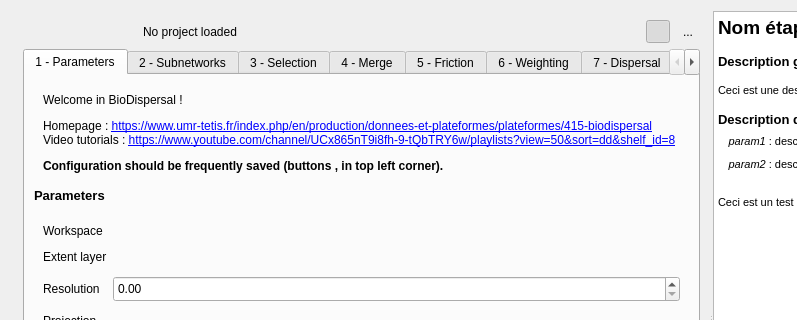
MathieuChailloux/BioDispersal, file BioDispersal_dialog_base.ui: the form before one commit; both pictures show x 0 to 797 and y 0 to 320 of the 933 by 722 pixel window.
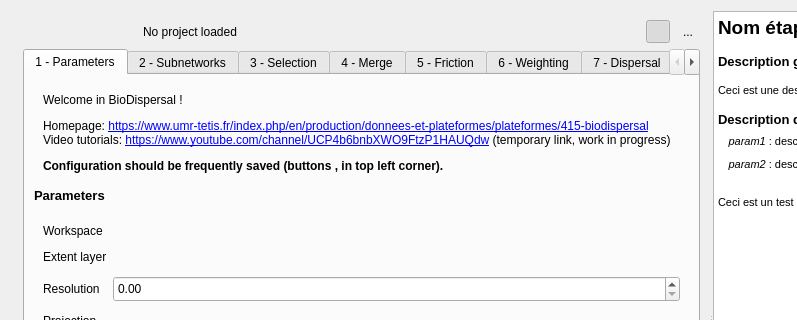
The form after the commit. Icons and pictures are not drawn. Custom widgets are drawn as their Qt base class.

Commit message: Video turorials link update

Diff of the .ui file:
```diff
--- a/BioDispersal_dialog_base.ui
+++ b/BioDispersal_dialog_base.ui
@@ -300,7 +300,7 @@
                      </sizepolicy>
                     </property>
                     <property name="text">
-                     <string>&lt;html&gt;&lt;head/&gt;&lt;body&gt;&lt;p&gt;Welcome in BioDispersal !&lt;/p&gt;&lt;p&gt;Homepage : &lt;a href=&quot;https://www.umr-tetis.fr/index.php/en/production/donnees-et-plateformes/plateformes/415-biodispersal&quot;&gt;&lt;span style=&quot; text-decoration: underline; color:#0000ff;&quot;&gt;https://www.umr-tetis.fr/index.php/en/production/donnees-et-plateformes/plateformes/415-biodispersal&lt;/span&gt;&lt;/a&gt;&lt;br/&gt;Video tutorials : &lt;a href=&quot;https://www.youtube.com/channel/UCx865nT9i8fh-9-tQbTRY6w/playlists?view=50&amp;amp;sort=dd&amp;amp;shelf_id=8&quot;&gt;&lt;span style=&quot; text-decoration: underline; color:#0000ff;&quot;&gt;https://www.youtube.com/channel/UCx865nT9i8fh-9-tQbTRY6w/playlists?view=50&amp;amp;sort=dd&amp;amp;shelf_id=8&lt;/span&gt;&lt;/a&gt;&lt;/p&gt;&lt;p&gt;&lt;span style=&quot; font-weight:600;&quot;&gt;Configuration should be frequently saved (buttons &lt;/span&gt;&lt;img src=&quot;:/plugins/BioDispersal/icons/mActionFileSaveAs.svg&quot;/&gt;&lt;span style=&quot; font-weight:600;&quot;&gt;, &lt;/span&gt;&lt;img src=&quot;:/plugins/BioDispersal/icons/mActionFileSave.svg&quot;/&gt;&lt;span style=&quot; font-weight:600;&quot;&gt; in top left corner).&lt;/span&gt;&lt;/p&gt;&lt;/body&gt;&lt;/html&gt;</string>
+                     <string>&lt;html&gt;&lt;head/&gt;&lt;body&gt;&lt;p&gt;Welcome in BioDispersal !&lt;/p&gt;&lt;p&gt;Homepage: &lt;a href=&quot;https://www.umr-tetis.fr/index.php/en/production/donnees-et-plateformes/plateformes/415-biodispersal&quot;&gt;&lt;span style=&quot; text-decoration: underline; color:#0000ff;&quot;&gt;https://www.umr-tetis.fr/index.php/en/production/donnees-et-plateformes/plateformes/415-biodispersal&lt;/span&gt;&lt;/a&gt;&lt;br/&gt;Video tutorials: &lt;a href=&quot;https://www.youtube.com/channel/UCP4b6bnbXWO9FtzP1HAUQdw&quot;&gt;&lt;span style=&quot; text-decoration: underline; color:#0000ff;&quot;&gt;https://www.youtube.com/channel/UCP4b6bnbXWO9FtzP1HAUQdw&lt;/span&gt;&lt;/a&gt; (temporary link, work in progress)&lt;/p&gt;&lt;p&gt;&lt;span style=&quot; font-weight:600;&quot;&gt;Configuration should be frequently saved (buttons &lt;/span&gt;&lt;img src=&quot;:/plugins/BioDispersal/icons/mActionFileSaveAs.svg&quot;/&gt;&lt;span style=&quot; font-weight:600;&quot;&gt;, &lt;/span&gt;&lt;img src=&quot;:/plugins/BioDispersal/icons/mActionFileSave.svg&quot;/&gt;&lt;span style=&quot; font-weight:600;&quot;&gt; in top left corner).&lt;/span&gt;&lt;/p&gt;&lt;/body&gt;&lt;/html&gt;</string>
                     </property>
                     <property name="wordWrap">
                      <bool>true</bool>
```
The commit also changes 5 other files.
